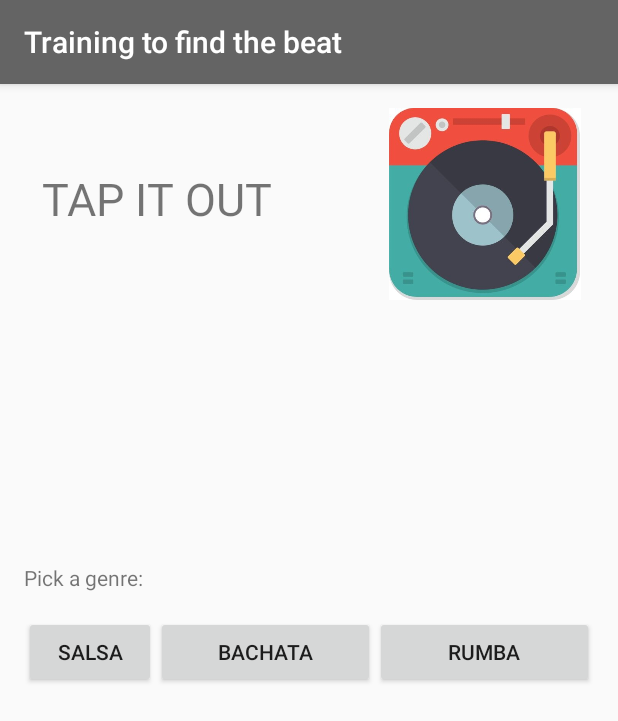
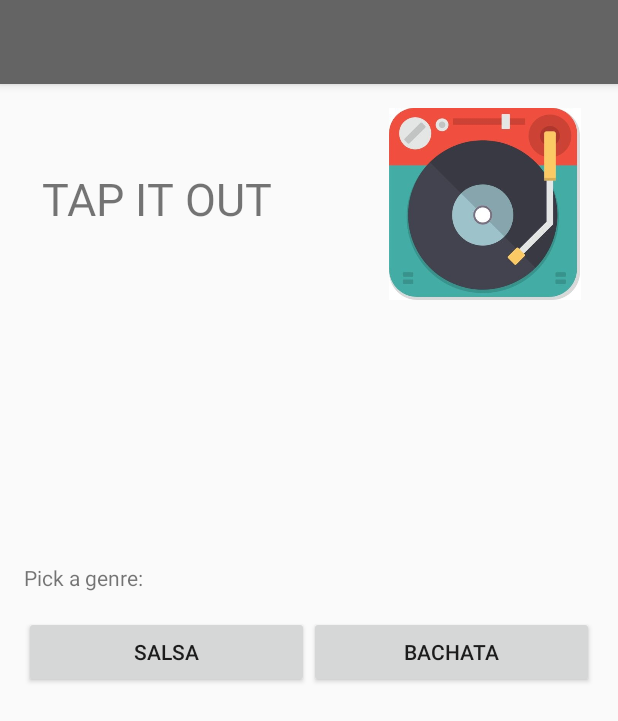
Before and after one commit to CEsGutierrez/Tap-It-Out, an Android app: the screen it shows after launch (MainActivity), after a tap on "LET'S GET STARTED!", on a phone screen of 412 x 824 dp. Shown: the top 721 px of the screen. Run offline under Robolectric (Android 15) with nearby library versions, the phone set to English and light mode, and no system bars; libraries missing offline, so code that uses them is left out: khttp.get; 2 statements that could not run were skipped.

Commit message:
rumba removed

```diff
--- a/app/src/main/java/com/example/trainingtofindthebeat/MainActivity.kt
+++ b/app/src/main/java/com/example/trainingtofindthebeat/MainActivity.kt
@@ -5,7 +5,6 @@ import android.os.Bundle
 import android.view.View
 import androidx.appcompat.app.AppCompatActivity
 import com.example.trainingtofindthebeat.SManualAPI.BACHATA_TRACKS
-import com.example.trainingtofindthebeat.SManualAPI.RUMBA_TRACKS
 import com.example.trainingtofindthebeat.SManualAPI.SALSA_TRACKS
 import kotlinx.android.synthetic.main.activity_main.*
 
@@ -37,13 +36,15 @@ class MainActivity : AppCompatActivity() {
     fun showMainButtons() {
         training_selection.visibility = View.VISIBLE
         salsa_train.visibility = View.VISIBLE
+        salsa_train.setEnabled(true)
         bachata_train.visibility = View.VISIBLE
-        rumba_train.visibility = View.VISIBLE
+        bachata_train.setEnabled(true)
 
     }
 
     fun hideConnectButton() {
         connect_button.visibility = View.INVISIBLE
+        connect_button.setEnabled(false)
     }
 
     private fun setupListeners() {
@@ -68,18 +69,5 @@ class MainActivity : AppCompatActivity() {
             }
             launchPlayer()
         }
-        rumba_train.setOnClickListener {
-            SManualAPI.GENRE = "RUMBA"
-            if (RUMBA_TRACKS.size < 0) {
-                SManualAPI.RUMBA_PLAYLIST_ID = SManualAPI.getPlaylistId("Rumba Colombiana")
-                RUMBA_TRACKS = SManualAPI.getTrackList(SManualAPI.RUMBA_PLAYLIST_ID)
-            }
-            else {
-                RUMBA_TRACKS.shuffle()
-            }
-            launchPlayer()
-        }
-
     }
-
 }
--- a/app/src/main/java/com/example/trainingtofindthebeat/SMaualAPI.kt
+++ b/app/src/main/java/com/example/trainingtofindthebeat/SMaualAPI.kt
@@ -16,22 +16,16 @@ object SManualAPI {
     // will hold Spotify-owned playlist ID which will be the "approved" playlist
     var SALSA_PLAYLIST_ID = ""
     var BACHATA_PLAYLIST_ID = ""
-    var RUMBA_PLAYLIST_ID = ""
-
 
     // will hold randomized, curated track IDs for tracks from approved playlist. Randomization
     // makes it easier to pick from these track collections later.
     var SALSA_TRACKS = arrayListOf<String>()
     var BACHATA_TRACKS = arrayListOf<String>()
-    var RUMBA_TRACKS = arrayListOf<String>()
 
     var CURRENT_SALSA_TRACK = ""
     var CURRENT_BACHATA_TRACK = ""
-    var CURRENT_RUMBA_TRACK = ""
-
 
     var TEMPO:Long = 0
-
 
     fun getToken() {
 
--- a/app/src/main/res/layout/activity_main.xml
+++ b/app/src/main/res/layout/activity_main.xml
@@ -88,27 +88,19 @@
 
         <Button
             android:id="@+id/salsa_train"
-            android:layout_width="wrap_content"
+            android:layout_width="190dp"
             android:layout_height="match_parent"
             android:text="Salsa"
-            android:visibility="invisible"/>
-
+            android:visibility="invisible"
+            android:enabled="false"/>
 
         <Button
             android:id="@+id/bachata_train"
-            android:layout_width="wrap_content"
+            android:layout_width="190dp"
             android:layout_height="match_parent"
-            android:layout_weight="1"
             android:text="Bachata"
-            android:visibility="invisible" />
-
-        <Button
-            android:id="@+id/rumba_train"
-            android:layout_width="wrap_content"
-            android:layout_height="match_parent"
-            android:layout_weight="1"
-            android:text="Rumba"
-            android:visibility="invisible"/>
+            android:visibility="invisible"
+            android:enabled="false"/>
 
     </LinearLayout>
 
--- a/app/src/main/res/values/strings.xml
+++ b/app/src/main/res/values/strings.xml
@@ -3,22 +3,10 @@
     <string name="tap_press">Tap here</string>
     <string name="salsa">SALSA</string>
     <string name="bachata">Bachata</string>
-    <string name="rumba">Rumba</string>
 
     <string name="tap_it_out">tap it out</string>
 
-
-
-
-    <string name="app_name">Training to find the beat</string>
-    <string name="app_title">Train to find the beat!</string>
-    <string name="app_description">An app to help you find the beat</string>
-    <string name="quiz_statement">To test yourself, pick a genre: </string>
-    <string name="train_statement">To do some training, pick a genre: </string>
-
-
-
-
-
+    <string name="app_name"></string>
+    <string name="app_description"></string>
 
 </resources>
```
Also changed, not shown: app/src/main/java/com/example/trainingtofindthebeat/PlayerActivity.kt (+7 -28 lines).
